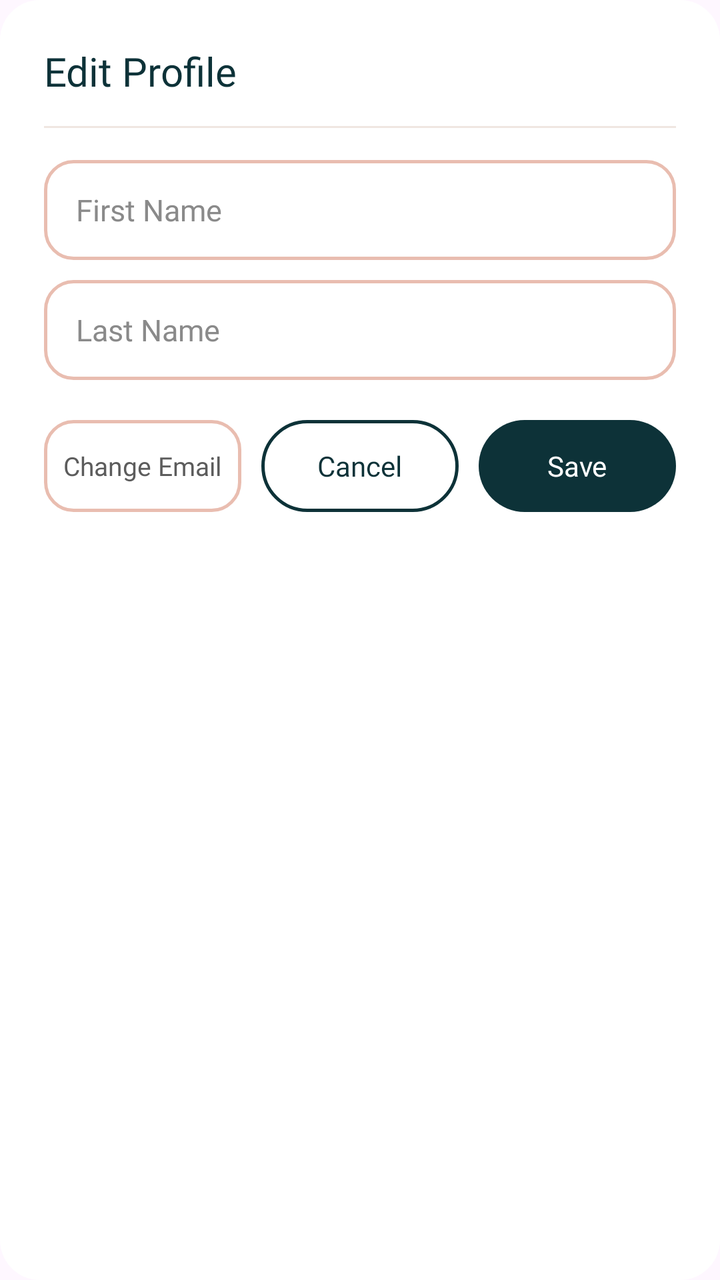
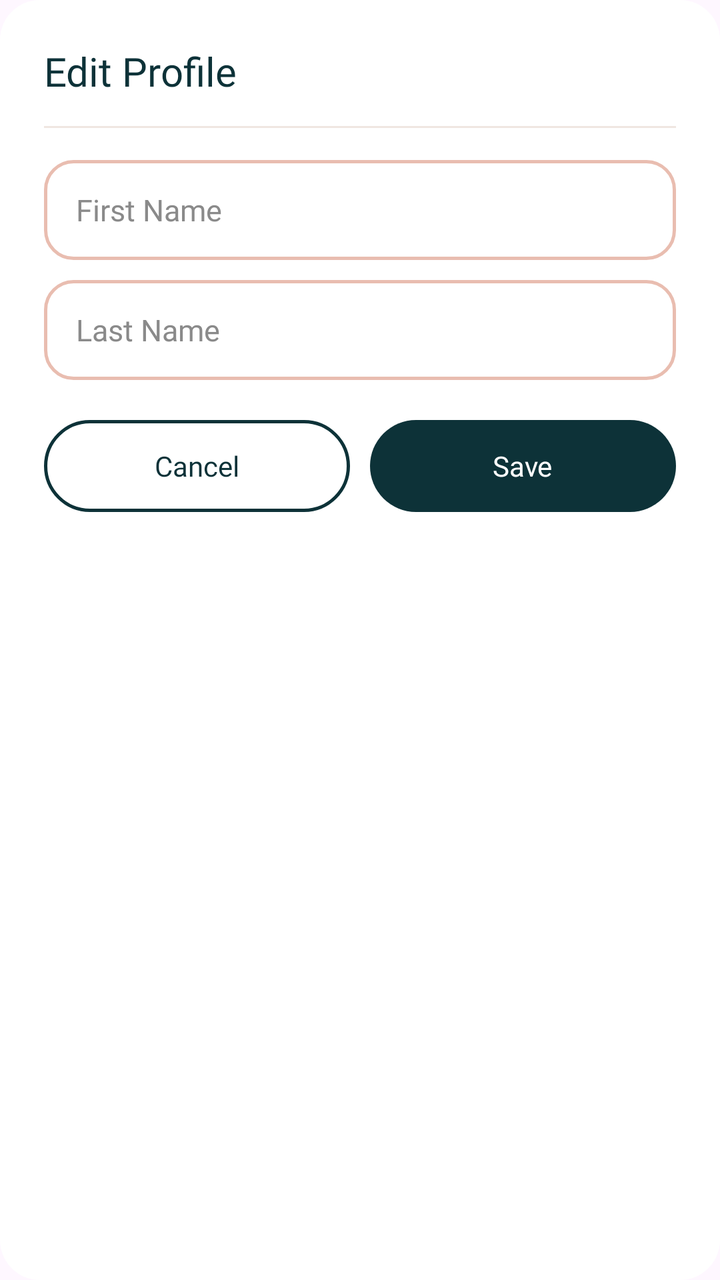

Screens rendered from an Android XML layout before and after an edit, with the pre-edit source and the edit as a unified diff.
<!-- AndroidManifest.xml: application theme Theme.AdiKala -->
<!-- res/layout/dialog_edit_profile.xml -->
<?xml version="1.0" encoding="utf-8"?>
<LinearLayout xmlns:android="http://schemas.android.com/apk/res/android"
    android:layout_width="match_parent"
    android:layout_height="wrap_content"
    android:background="@drawable/bg_dialog_card"
    android:orientation="vertical"
    android:padding="22dp">

    <TextView
        android:layout_width="match_parent"
        android:layout_height="wrap_content"
        android:fontFamily="@font/space_grotesk_semibold"
        android:text="Edit Profile"
        android:textColor="#0D3238"
        android:textSize="20sp" />

    <View
        android:layout_width="match_parent"
        android:layout_height="1dp"
        android:layout_marginTop="14dp"
        android:layout_marginBottom="16dp"
        android:background="@color/line" />

    <EditText
        android:id="@+id/etFirstName"
        android:layout_width="match_parent"
        android:layout_height="50dp"
        android:background="@drawable/bg_input_field"
        android:fontFamily="@font/space_grotesk_semibold"
        android:gravity="center_vertical"
        android:hint="First Name"
        android:inputType="textPersonName"
        android:maxLines="1"
        android:paddingHorizontal="16dp"
        android:textColor="#0D3238"
        android:textColorHint="#8A8A8A"
        android:textSize="15sp" />

    <EditText
        android:id="@+id/etLastName"
        android:layout_width="match_parent"
        android:layout_height="50dp"
        android:layout_marginTop="10dp"
        android:background="@drawable/bg_input_field"
        android:fontFamily="@font/space_grotesk_semibold"
        android:gravity="center_vertical"
        android:hint="Last Name"
        android:inputType="textPersonName"
        android:maxLines="1"
        android:paddingHorizontal="16dp"
        android:textColor="#0D3238"
        android:textColorHint="#8A8A8A"
        android:textSize="15sp" />

    <LinearLayout
        android:layout_width="match_parent"
        android:layout_height="wrap_content"
        android:layout_marginTop="20dp"
        android:orientation="horizontal">

        <LinearLayout
            android:id="@+id/btnChangeEmail"
            android:layout_width="0dp"
            android:layout_height="46dp"
            android:layout_marginEnd="10dp"
            android:layout_weight="1"
            android:background="@drawable/bg_input_field"
            android:clickable="true"
            android:focusable="true"
            android:gravity="center">

            <TextView
                android:layout_width="wrap_content"
                android:layout_height="wrap_content"
                android:fontFamily="@font/space_grotesk_semibold"
                android:text="Change Email"
                android:textColor="#5C5C5C"
                android:textSize="13sp" />
        </LinearLayout>

        <LinearLayout
            android:id="@+id/btnCancelProfile"
            android:layout_width="0dp"
            android:layout_height="46dp"
            android:layout_marginEnd="10dp"
            android:layout_weight="1"
            android:background="@drawable/bg_button_outline_dark"
            android:clickable="true"
            android:focusable="true"
            android:gravity="center">

            <TextView
                android:layout_width="wrap_content"
                android:layout_height="wrap_content"
                android:fontFamily="@font/space_grotesk_semibold"
                android:text="Cancel"
                android:textColor="#0D3238"
                android:textSize="14sp" />
        </LinearLayout>

        <LinearLayout
            android:id="@+id/btnSaveProfile"
            android:layout_width="0dp"
            android:layout_height="46dp"
            android:layout_weight="1"
            android:background="@drawable/bg_button_filled_dark"
            android:clickable="true"
            android:focusable="true"
            android:gravity="center">

            <TextView
                android:layout_width="wrap_content"
                android:layout_height="wrap_content"
                android:fontFamily="@font/space_grotesk_semibold"
                android:text="Save"
                android:textColor="@color/white"
                android:textSize="14sp" />
        </LinearLayout>
    </LinearLayout>
</LinearLayout>
<!-- resources referenced by this layout -->
<resources>
  <color name="line">#F0E6E1</color>
  <color name="white">#FFFFFFFF</color>
  <!-- drawable bg_button_filled_dark (drawable) -->
  <?xml version="1.0" encoding="utf-8"?>
  <shape xmlns:android="http://schemas.android.com/apk/res/android">
      <solid android:color="#0D3238" />
      <corners android:radius="23dp" />
  </shape>
  <!-- drawable bg_button_outline_dark (drawable) -->
  <?xml version="1.0" encoding="utf-8"?>
  <shape xmlns:android="http://schemas.android.com/apk/res/android">
      <solid android:color="@color/white" />
      <corners android:radius="23dp" />
      <stroke android:width="1.5dp" android:color="#0D3238" />
  </shape>
  <!-- drawable bg_dialog_card (drawable) -->
  <?xml version="1.0" encoding="utf-8"?>
  <shape xmlns:android="http://schemas.android.com/apk/res/android">
      <solid android:color="@color/white" />
      <corners android:radius="20dp" />
  </shape>
  <!-- drawable bg_input_field (drawable) -->
  <?xml version="1.0" encoding="utf-8"?>
  <shape xmlns:android="http://schemas.android.com/apk/res/android">
      <solid android:color="@color/white" />
      <corners android:radius="14dp" />
      <stroke android:width="1.5dp" android:color="#e9bdb0" />
  </shape>
  <style name="Theme.AdiKala" parent="Base.Theme.AdiKala" />
  <style name="Base.Theme.AdiKala" parent="Theme.Material3.DayNight.NoActionBar">
          
          
      </style>
</resources>

<!-- the commit's change to res/layout/dialog_edit_profile.xml (unified diff, before → after) -->
@@ -59,26 +59,6 @@
         android:orientation="horizontal">
 
         <LinearLayout
-            android:id="@+id/btnChangeEmail"
-            android:layout_width="0dp"
-            android:layout_height="46dp"
-            android:layout_marginEnd="10dp"
-            android:layout_weight="1"
-            android:background="@drawable/bg_input_field"
-            android:clickable="true"
-            android:focusable="true"
-            android:gravity="center">
-
-            <TextView
-                android:layout_width="wrap_content"
-                android:layout_height="wrap_content"
-                android:fontFamily="@font/space_grotesk_semibold"
-                android:text="Change Email"
-                android:textColor="#5C5C5C"
-                android:textSize="13sp" />
-        </LinearLayout>
-
-        <LinearLayout
             android:id="@+id/btnCancelProfile"
             android:layout_width="0dp"
             android:layout_height="46dp"
